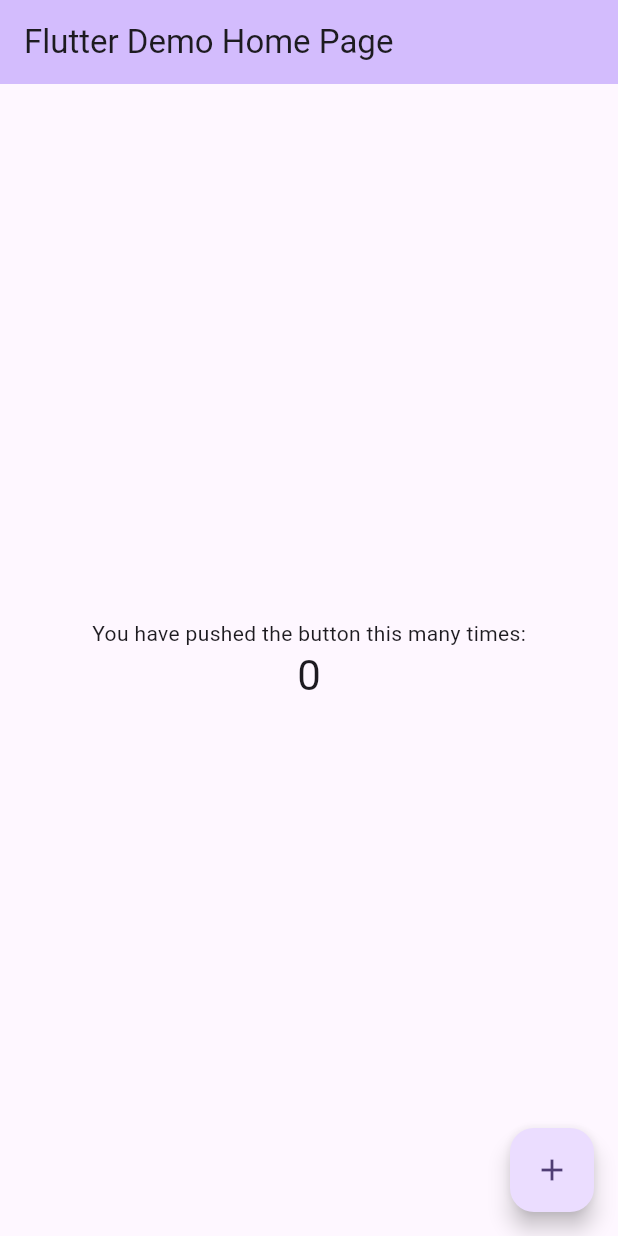
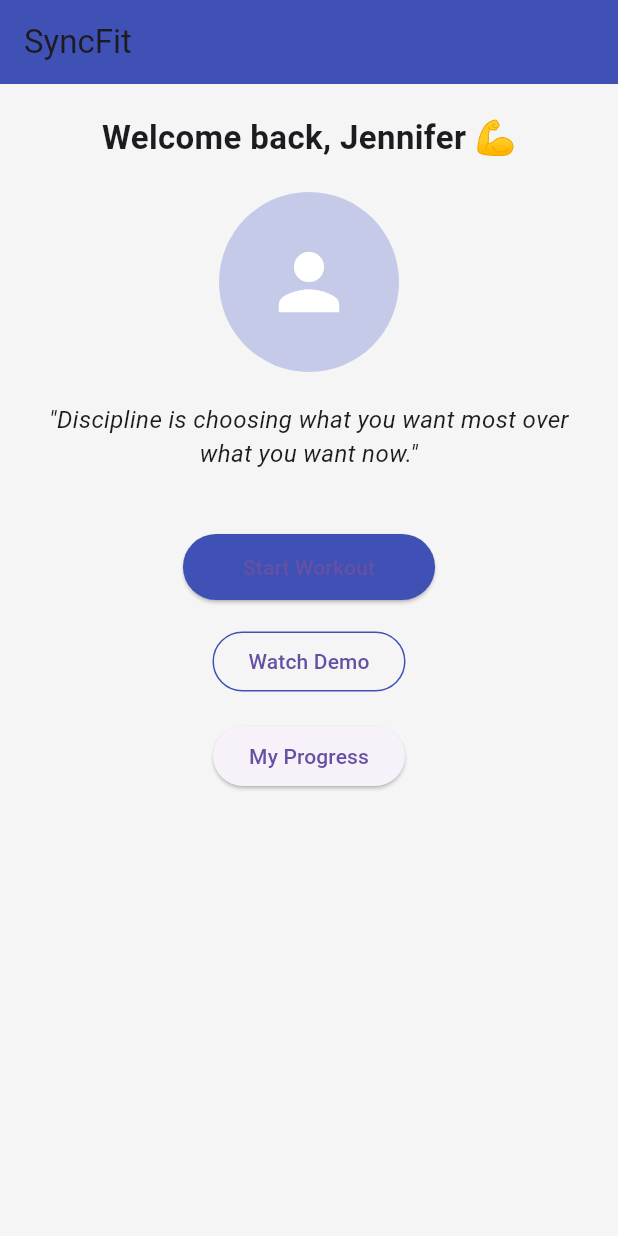
Before and after one commit to Jennifer-sys-svg/SyncFit, a Flutter app: the screen it shows after launch, on a phone screen of 412 x 824 dp. Run offline on Flutter 3.47's test engine with Material 3 defaults, Android fonts, the phone set to English and light mode, and no system bars; our stand-ins replace video_player.

Commit message:
Initial project setup with working HomeScreen, workout, and progress screens

```diff
--- a/lib/main.dart
+++ b/lib/main.dart
@@ -1,122 +1,20 @@
 import 'package:flutter/material.dart';
+import 'screens/home_screen.dart'; // or welcome_screen.dart
 
 void main() {
-  runApp(const MyApp());
+  runApp(const SyncFitApp());
 }
 
-class MyApp extends StatelessWidget {
-  const MyApp({super.key});
+class SyncFitApp extends StatelessWidget {
+  const SyncFitApp({super.key});
 
-  // This widget is the root of your application.
   @override
   Widget build(BuildContext context) {
     return MaterialApp(
-      title: 'Flutter Demo',
-      theme: ThemeData(
-        // This is the theme of your application.
-        //
-        // TRY THIS: Try running your application with "flutter run". You'll see
-        // the application has a purple toolbar. Then, without quitting the app,
-        // try changing the seedColor in the colorScheme below to Colors.green
-        // and then invoke "hot reload" (save your changes or press the "hot
-        // reload" button in a Flutter-supported IDE, or press "r" if you used
-        // the command line to start the app).
-        //
-        // Notice that the counter didn't reset back to zero; the application
-        // state is not lost during the reload. To reset the state, use hot
-        // restart instead.
-        //
-        // This works for code too, not just values: Most code changes can be
-        // tested with just a hot reload.
-        colorScheme: ColorScheme.fromSeed(seedColor: Colors.deepPurple),
-      ),
-      home: const MyHomePage(title: 'Flutter Demo Home Page'),
+      title: 'SyncFit',
+      debugShowCheckedModeBanner: false,
+      theme: ThemeData(primarySwatch: Colors.purple, useMaterial3: true),
+      home: const HomeScreen(), // <- Make sure this is your welcome screen
     );
   }
 }
-
-class MyHomePage extends StatefulWidget {
-  const MyHomePage({super.key, required this.title});
-
-  // This widget is the home page of your application. It is stateful, meaning
-  // that it has a State object (defined below) that contains fields that affect
-  // how it looks.
-
-  // This class is the configuration for the state. It holds the values (in this
-  // case the title) provided by the parent (in this case the App widget) and
-  // used by the build method of the State. Fields in a Widget subclass are
-  // always marked "final".
-
-  final String title;
-
-  @override
-  State<MyHomePage> createState() => _MyHomePageState();
-}
-
-class _MyHomePageState extends State<MyHomePage> {
-  int _counter = 0;
-
-  void _incrementCounter() {
-    setState(() {
-      // This call to setState tells the Flutter framework that something has
-      // changed in this State, which causes it to rerun the build method below
-      // so that the display can reflect the updated values. If we changed
-      // _counter without calling setState(), then the build method would not be
-      // called again, and so nothing would appear to happen.
-      _counter++;
-    });
-  }
-
-  @override
-  Widget build(BuildContext context) {
-    // This method is rerun every time setState is called, for instance as done
-    // by the _incrementCounter method above.
-    //
-    // The Flutter framework has been optimized to make rerunning build methods
-    // fast, so that you can just rebuild anything that needs updating rather
-    // than having to individually change instances of widgets.
-    return Scaffold(
-      appBar: AppBar(
-        // TRY THIS: Try changing the color here to a specific color (to
-        // Colors.amber, perhaps?) and trigger a hot reload to see the AppBar
-        // change color while the other colors stay the same.
-        backgroundColor: Theme.of(context).colorScheme.inversePrimary,
-        // Here we take the value from the MyHomePage object that was created by
-        // the App.build method, and use it to set our appbar title.
-        title: Text(widget.title),
-      ),
-      body: Center(
-        // Center is a layout widget. It takes a single child and positions it
-        // in the middle of the parent.
-        child: Column(
-          // Column is also a layout widget. It takes a list of children and
-          // arranges them vertically. By default, it sizes itself to fit its
-          // children horizontally, and tries to be as tall as its parent.
-          //
-          // Column has various properties to control how it sizes itself and
-          // how it positions its children. Here we use mainAxisAlignment to
-          // center the children vertically; the main axis here is the vertical
-          // axis because Columns are vertical (the cross axis would be
-          // horizontal).
-          //
-          // TRY THIS: Invoke "debug painting" (choose the "Toggle Debug Paint"
-          // action in the IDE, or press "p" in the console), to see the
-          // wireframe for each widget.
-          mainAxisAlignment: MainAxisAlignment.center,
-          children: <Widget>[
-            const Text('You have pushed the button this many times:'),
-            Text(
-              '$_counter',
-              style: Theme.of(context).textTheme.headlineMedium,
-            ),
-          ],
-        ),
-      ),
-      floatingActionButton: FloatingActionButton(
-        onPressed: _incrementCounter,
-        tooltip: 'Increment',
-        child: const Icon(Icons.add),
-      ), // This trailing comma makes auto-formatting nicer for build methods.
-    );
-  }
-}
--- /dev/null
+++ b/lib/screens/home_screen.dart
@@ -0,0 +1,107 @@
+import 'package:flutter/material.dart';
+import 'workout_detail_screen.dart';
+import 'my_progress_screen.dart'; // Import your progress screen
+
+class HomeScreen extends StatelessWidget {
+  const HomeScreen({super.key});
+
+  @override
+  Widget build(BuildContext context) {
+    return Scaffold(
+      backgroundColor: Colors.grey[100],
+      appBar: AppBar(
+        title: const Text("SyncFit"),
+        backgroundColor: Colors.indigo,
+      ),
+      body: Padding(
+        padding: const EdgeInsets.all(20.0),
+        child: Column(
+          crossAxisAlignment: CrossAxisAlignment.center,
+          children: [
+            const Text(
+              "Welcome back, Jennifer 💪",
+              style: TextStyle(fontSize: 22, fontWeight: FontWeight.bold),
+            ),
+            const SizedBox(height: 20),
+            Container(
+              height: 120,
+              width: 120,
+              decoration: BoxDecoration(
+                color: Colors.indigo[100],
+                shape: BoxShape.circle,
+              ),
+              child: const Icon(Icons.person, size: 60, color: Colors.white),
+            ),
+            const SizedBox(height: 20),
+            const Text(
+              '"Discipline is choosing what you want most over what you want now."',
+              textAlign: TextAlign.center,
+              style: TextStyle(fontSize: 16, fontStyle: FontStyle.italic),
+            ),
+            const SizedBox(height: 40),
+
+            ElevatedButton(
+              onPressed: () {
+                Navigator.push(
+                  context,
+                  MaterialPageRoute(
+                    builder: (context) => WorkoutDetailScreen(
+                      title: 'Leg Day Blast 💪🏽',
+                      description:
+                          'A powerful glutes and hamstrings workout to build strength and shape.',
+                      videoPath: 'assets/videos/leg_day.mp4',
+                    ),
+                  ),
+                );
+              },
+              style: ElevatedButton.styleFrom(
+                backgroundColor: Colors.indigo,
+                padding: const EdgeInsets.symmetric(
+                  horizontal: 40,
+                  vertical: 12,
+                ),
+              ),
+              child: const Text("Start Workout"),
+            ),
+
+            const SizedBox(height: 15),
+
+            OutlinedButton(
+              onPressed: () {
+                Navigator.push(
+                  context,
+                  MaterialPageRoute(
+                    builder: (context) => WorkoutDetailScreen(
+                      title: 'Leg Day Blast 💪🏽',
+                      description:
+                          'A powerful glutes and hamstrings workout to build strength and shape.',
+                      videoPath: 'assets/videos/leg_day.mp4',
+                    ),
+                  ),
+                );
+              },
+              style: OutlinedButton.styleFrom(
+                side: const BorderSide(color: Colors.indigo),
+              ),
+              child: const Text("Watch Demo"),
+            ),
+
+            const SizedBox(height: 15),
+
+            ElevatedButton(
+              onPressed: () {
+                Navigator.push(
+                  context,
+                  MaterialPageRoute(
+                    builder: (context) => const MyProgressScreen(),
+                  ),
+                );
+              },
+              child: const Text('My Progress'),
+            ),
+          ],
+        ),
+      ),
+    );
+  }
+}
```
Also changed, not shown: lib/screens/main_screen.dart (added, +53 -0 lines), lib/screens/my_progress_screen.dart (added, +68 -0 lines), lib/screens/settings_screen.dart (added, +14 -0 lines), lib/screens/workout_detail_screen.dart (added, +102 -0 lines), lib/screens/workout_plan_screen.dart (added, +30 -0 lines), lib/widgets/progress_images_widgets.dart (added, +47 -0 lines), pubspec.yaml (+3 -5 lines), assets/images/after.jpg (added), assets/images/before.jpg (added), pubspec.lock, 2 other files.
